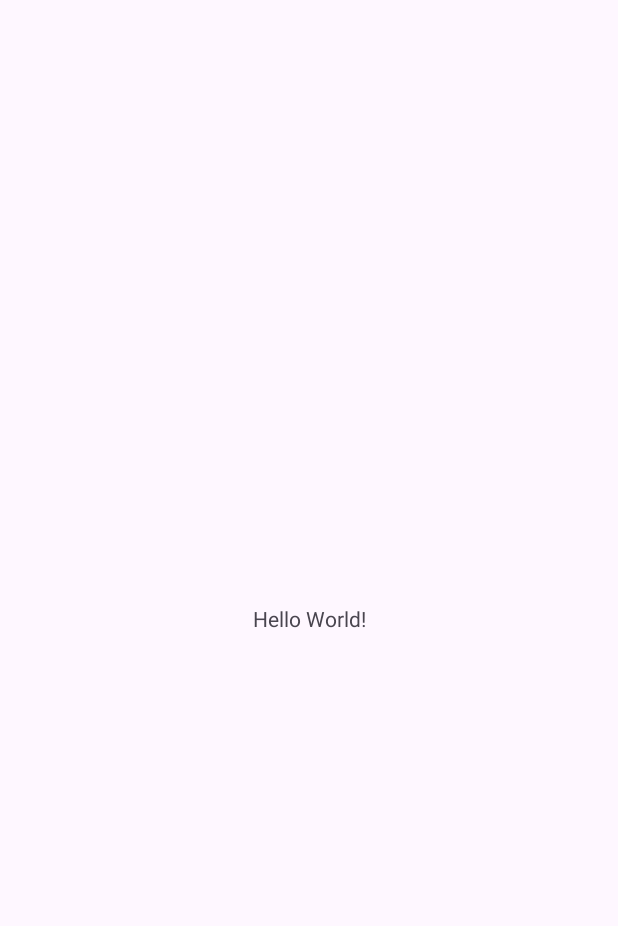
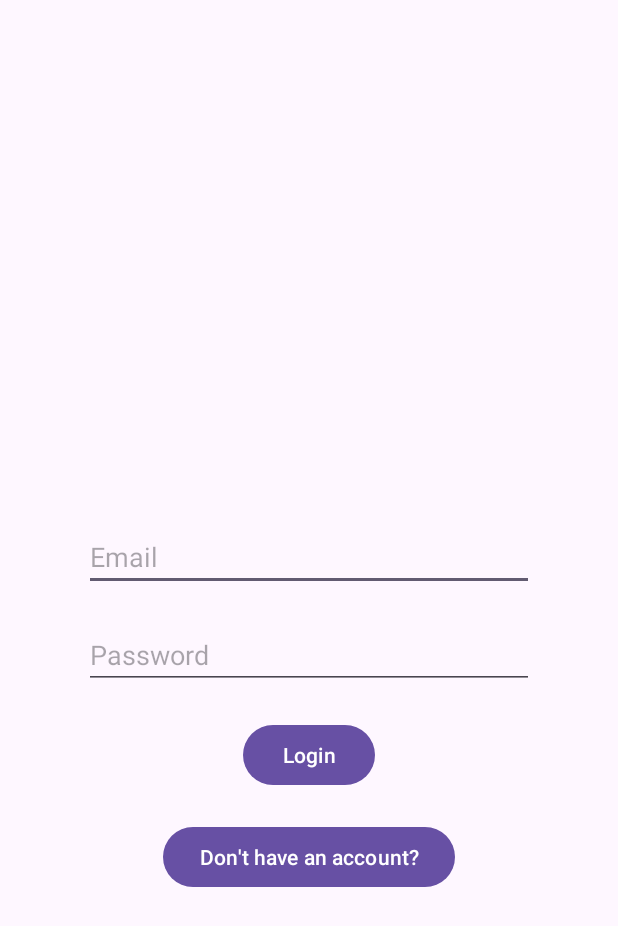
Before and after one commit to 2003congthinh/ASM3_AndroidDev, an Android app: the screen it shows after launch (MainActivity before the commit, Login after it), on a phone screen of 412 x 824 dp. Before the commit the part shown is almost empty. Shown: the top 926 px of the screen. Run offline under Robolectric (Android 15) with nearby library versions, the phone set to English and light mode, and no system bars.

Commit message:
basic pages

```diff
--- a/app/src/main/java/myapk/asm3/MainActivity.java
+++ b/app/src/main/java/myapk/asm3/HobbyPick.java
@@ -4,12 +4,11 @@ import androidx.appcompat.app.AppCompatActivity;
 
 import android.os.Bundle;
 
-public class MainActivity extends AppCompatActivity {
+public class HobbyPick extends AppCompatActivity {
 
     @Override
     protected void onCreate(Bundle savedInstanceState) {
         super.onCreate(savedInstanceState);
-        setContentView(R.layout.activity_main);
-        //hehe
+        setContentView(R.layout.hobby_pick);
     }
 }
--- /dev/null
+++ b/app/src/main/java/myapk/asm3/Login.java
@@ -0,0 +1,31 @@
+package myapk.asm3;
+
+import androidx.appcompat.app.AppCompatActivity;
+
+import android.content.Intent;
+import android.os.Bundle;
+import android.view.View;
+import android.widget.TextView;
+
+public class Login extends AppCompatActivity {
+    private String userEmail="";
+    private String userPassword="";
+    @Override
+    protected void onCreate(Bundle savedInstanceState) {
+        super.onCreate(savedInstanceState);
+        setContentView(R.layout.login);
+        //hehe
+    }
+    public void goToHome(View view) {
+        TextView emailText = findViewById(R.id.email);
+        userEmail = emailText.getText().toString();
+        TextView passwordText = findViewById(R.id.password);
+        userPassword = passwordText.getText().toString();
+//        new PostAccount().execute();
+    }
+
+    public void goToSignup(View view) {
+        Intent intent = new Intent(Login.this, Signup.class);
+        startActivity(intent);
+    }
+}
--- a/app/src/main/res/layout/activity_main.xml
+++ b/app/src/main/res/layout/hobby_pick.xml
@@ -4,15 +4,6 @@
     xmlns:tools="http://schemas.android.com/tools"
     android:layout_width="match_parent"
     android:layout_height="match_parent"
-    tools:context=".MainActivity">
-
-    <TextView
-        android:layout_width="wrap_content"
-        android:layout_height="wrap_content"
-        android:text="Hello World!"
-        app:layout_constraintBottom_toBottomOf="parent"
-        app:layout_constraintEnd_toEndOf="parent"
-        app:layout_constraintStart_toStartOf="parent"
-        app:layout_constraintTop_toTopOf="parent" />
+    tools:context=".HobbyPick">
 
 </androidx.constraintlayout.widget.ConstraintLayout>
--- /dev/null
+++ b/app/src/main/res/layout/login.xml
@@ -0,0 +1,55 @@
+<?xml version="1.0" encoding="utf-8"?>
+<ScrollView
+    xmlns:android="http://schemas.android.com/apk/res/android"
+    xmlns:tools="http://schemas.android.com/tools"
+    android:layout_width="match_parent"
+    android:layout_height="match_parent"
+    tools:context=".Login">
+    <LinearLayout
+        android:layout_width="match_parent"
+        android:layout_height="wrap_content"
+        android:orientation="vertical"
+        android:layout_gravity="center">
+        <ImageView
+            android:layout_width="100dp"
+            android:layout_height="100dp"
+            android:layout_margin="10dp"
+            android:layout_gravity="center"/>
+        <!--            android:src="@drawable/broom"-->
+
+        <EditText
+            android:id="@+id/email"
+            android:layout_width="300dp"
+            android:layout_height="wrap_content"
+            android:ems="10"
+            android:layout_margin="10dp"
+            android:hint="Email"
+            android:inputType="textPersonName"
+            android:layout_gravity="center"/>
+        <EditText
+            android:id="@+id/password"
+            android:layout_width="300dp"
+            android:layout_height="wrap_content"
+            android:ems="10"
+            android:layout_margin="10dp"
+            android:hint="Password"
+            android:inputType="textPassword"
+            android:layout_gravity="center"/>
+        <Button
+            android:id="@+id/button"
+            android:layout_width="wrap_content"
+            android:layout_height="wrap_content"
+            android:layout_margin="10dp"
+            android:text="Login"
+            android:onClick="goToHome"
+            android:layout_gravity="center"/>
+        <Button
+            android:id="@+id/goToSignupBtn"
+            android:layout_width="wrap_content"
+            android:layout_height="wrap_content"
+            android:layout_margin="10dp"
+            android:text="Don't have an account?"
+            android:onClick="goToSignup"
+            android:layout_gravity="center"/>
+    </LinearLayout>
+</ScrollView>
```
Also changed, not shown: app/src/main/AndroidManifest.xml (+7 -1 lines), app/src/main/java/myapk/asm3/Signup.java (added, +32 -0 lines), app/src/main/res/layout/signup.xml (added, +55 -0 lines).
